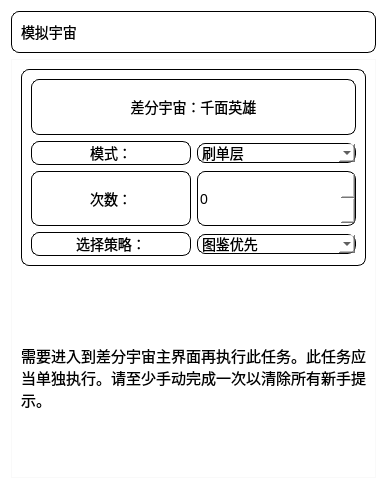
Before: the Qt Designer form resources/ui/simulated_universe.ui in Shasnow/StarRailAssistant, drawn with Qt 5.
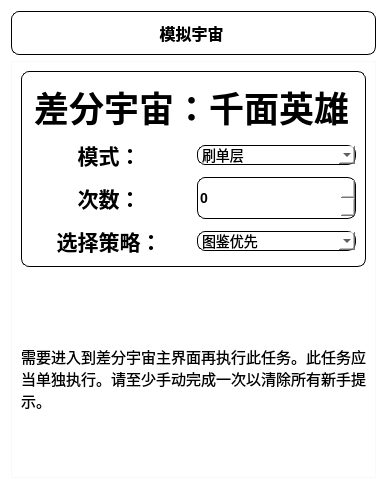
After: the same form once the commit is applied.

What changed in the file:
```diff
--- a/resources/ui/simulated_universe.ui
+++ b/resources/ui/simulated_universe.ui
@@ -61,7 +61,9 @@
                                     </string>
                                 </property>
                                 <property name="text">
-                                    <string>模拟宇宙</string>
+                                    <string>&lt;html&gt;&lt;head/&gt;&lt;body&gt;&lt;p align=&quot;center&quot;&gt;&lt;span
+                                        style=&quot; font-size:12pt; font-weight:700;&quot;&gt;模拟宇宙&lt;/span&gt;&lt;/p&gt;&lt;/body&gt;&lt;/html&gt;
+                                    </string>
                                 </property>
                             </widget>
                         </item>
@@ -95,8 +97,13 @@
                                 <layout class="QGridLayout" name="gridLayout">
                                     <item row="0" column="0" colspan="2">
                                         <widget class="QLabel" name="label_2">
+                                            <property name="styleSheet">
+                                                <string notr="true">border: none;</string>
+                                            </property>
                                             <property name="text">
-                                                <string>差分宇宙：千面英雄</string>
+                                                <string>&lt;html&gt;&lt;head/&gt;&lt;body&gt;&lt;p align=&quot;center&quot;&gt;&lt;span
+                                                    style=&quot; font-size:26pt; font-weight:700;&quot;&gt;差分宇宙：千面英雄&lt;/span&gt;&lt;/p&gt;&lt;/body&gt;&lt;/html&gt;
+                                                </string>
                                             </property>
                                             <property name="alignment">
                                                 <set>Qt::AlignmentFlag::AlignCenter</set>
@@ -111,8 +118,13 @@
                                                     <height>59</height>
                                                 </size>
                                             </property>
+                                            <property name="styleSheet">
+                                                <string notr="true">border: none;</string>
+                                            </property>
                                             <property name="text">
-                                                <string>次数：</string>
+                                                <string>&lt;html&gt;&lt;head/&gt;&lt;body&gt;&lt;p align=&quot;center&quot;&gt;&lt;span
+                                                    style=&quot; font-size:16pt; font-weight:700;&quot;&gt;次数：&lt;/span&gt;&lt;/p&gt;&lt;/body&gt;&lt;/html&gt;
+                                                </string>
                                             </property>
                                             <property name="alignment">
                                                 <set>Qt::AlignmentFlag::AlignCenter</set>
@@ -127,6 +139,9 @@
                                                     <verstretch>0</verstretch>
                                                 </sizepolicy>
                                             </property>
+                                            <property name="styleSheet">
+                                                <string notr="true">font-weight: bold;</string>
+                                            </property>
                                             <property name="maximum">
                                                 <number>9999</number>
                                             </property>
@@ -134,8 +149,13 @@
                                     </item>
                                     <item row="1" column="0">
                                         <widget class="QLabel" name="label_3">
+                                            <property name="styleSheet">
+                                                <string notr="true">border: none;</string>
+                                            </property>
                                             <property name="text">
-                                                <string>模式：</string>
+                                                <string>&lt;html&gt;&lt;head/&gt;&lt;body&gt;&lt;p align=&quot;center&quot;&gt;&lt;span
+                                                    style=&quot; font-size:16pt; font-weight:700;&quot;&gt;模式：&lt;/span&gt;&lt;/p&gt;&lt;/body&gt;&lt;/html&gt;
+                                                </string>
                                             </property>
                                             <property name="alignment">
                                                 <set>Qt::AlignmentFlag::AlignCenter</set>
@@ -144,6 +164,18 @@
                                     </item>
                                     <item row="1" column="1">
                                         <widget class="QComboBox" name="game_mode">
+                                            <property name="styleSheet">
+                                                <string notr="true">font-weight: bold;
+                                                    QCombox{border: solid black;border-radius: 0;font-weight: bold;}
+                                                    QComboBox:hover {
+                                                    background-color: #f0f0f0;
+                                                    border-color: #bbb;
+                                                    }
+                                                    QComboBox QAbstractItemView {
+                                                    selection-background-color: #f0f0f0; background-color: white;
+                                                    }
+                                                </string>
+                                            </property>
                                             <item>
                                                 <property name="text">
                                                     <string>刷单层</string>
@@ -153,8 +185,13 @@
                                     </item>
                                     <item row="3" column="0">
                                         <widget class="QLabel" name="label_6">
+                                            <property name="styleSheet">
+                                                <string notr="true">font-weight: bold;border: none;</string>
+                                            </property>
                                             <property name="text">
-                                                <string>选择策略：</string>
+                                                <string>&lt;html&gt;&lt;head/&gt;&lt;body&gt;&lt;p align=&quot;center&quot;&gt;&lt;span
+                                                    style=&quot; font-size:16pt;&quot;&gt;选择策略：&lt;/span&gt;&lt;/p&gt;&lt;/body&gt;&lt;/html&gt;
+                                                </string>
                                             </property>
                                             <property name="alignment">
                                                 <set>Qt::AlignmentFlag::AlignCenter</set>
@@ -163,6 +200,18 @@
                                     </item>
                                     <item row="3" column="1">
                                         <widget class="QComboBox" name="policy_comboBox">
+                                            <property name="styleSheet">
+                                                <string notr="true">
+                                                    font-weight: bold;QCombox{border: 0 solid black;font-weight: bold;}
+                                                    QComboBox:hover {
+                                                    background-color: #f0f0f0;
+                                                    border-color: #bbb;
+                                                    }
+                                                    QComboBox QAbstractItemView {
+                                                    selection-background-color: #f0f0f0; background-color: white;
+                                                    }
+                                                </string>
+                                            </property>
                                             <item>
                                                 <property name="text">
                                                     <string>图鉴优先</string>
```
